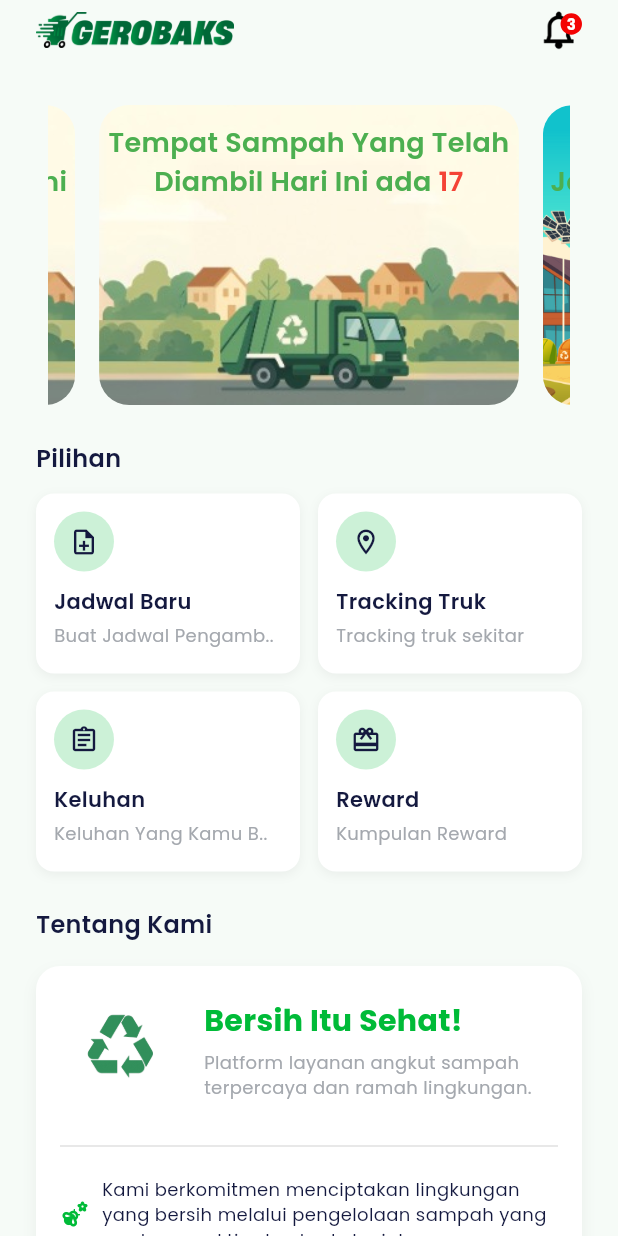
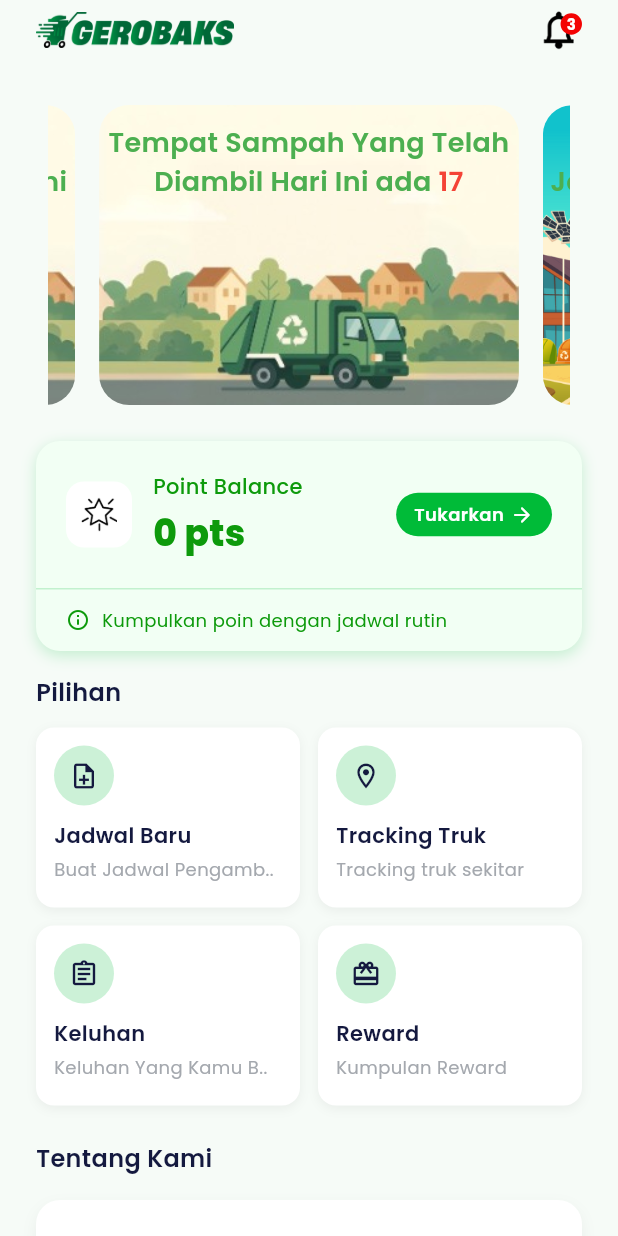
Before and after one commit to aji-aali/Gerobaks, a Flutter app: the HomeContent screen opened directly, on a phone screen of 412 x 824 dp. Run offline on Flutter 3.47's test engine with Material 3 defaults, Android fonts, the phone set to English and light mode, and no system bars; our stand-ins replace bloc, carousel_slider, flutter_bloc, flutter_dotenv, flutter_map, google_fonts and 1 more.

Commit message:
Refactor build.gradle.kts to comment out ndkVersion; add devtools_options.yaml for Dart & Flutter DevTools settings; enhance HomeContent with clickable Advanced Point Balance Card.

```diff
--- /dev/null
+++ b/devtools_options.yaml
@@ -0,0 +1,3 @@
+description: This file stores settings for Dart & Flutter DevTools.
+documentation: https://docs.flutter.dev/tools/devtools/extensions#configure-extension-enablement-states
+extensions:
--- a/lib/ui/pages/home/home_content.dart
+++ b/lib/ui/pages/home/home_content.dart
@@ -144,6 +144,135 @@ class _HomeContentState extends State<HomeContent> {
       child: Column(
         crossAxisAlignment: CrossAxisAlignment.start,
         children: [
+          // Advanced Point Balance Card - Made clickable and interactive
+          InkWell(
+            onTap: () {
+              // Navigate to reward page when card is tapped
+              Navigator.pushNamed(context, '/reward');
+            },
+            child: Container(
+              margin: const EdgeInsets.only(bottom: 16),
+              decoration: BoxDecoration(
+                color: greenui,
+                borderRadius: BorderRadius.circular(16),
+                boxShadow: [
+                  BoxShadow(
+                    color: greenColor.withOpacity(0.2),
+                    blurRadius: 8,
+                    offset: const Offset(0, 3),
+                  ),
+                ],
+              ),
+              child: Column(
+                children: [
+                  // Upper part with points balance
+                  Container(
+                    padding: const EdgeInsets.all(20),
+                    child: Row(
+                      children: [
+                        // Left side with icon and title
+                        Row(
+                          children: [
+                            Container(
+                              padding: const EdgeInsets.all(10),
+                              decoration: BoxDecoration(
+                                color: whiteColor,
+                                borderRadius: BorderRadius.circular(12),
+                              ),
+                              child: Image.asset(
+                                'assets/ic_stars.png',
+                                width: 24,
+                                height: 24,
+                              ),
+                            ),
+                            const SizedBox(width: 14),
+                            Column(
+                              crossAxisAlignment: CrossAxisAlignment.start,
+                              children: [
+                                Text(
+                                  'Point Balance',
+                                  style: greentextstyle2.copyWith(
+                                    fontSize: 14,
+                                    fontWeight: medium,
+                                  ),
+                                ),
+                                const SizedBox(height: 4),
+                                Text(
+                                  '0 pts',
+                                  style: greentextstyle2.copyWith(
+                                    fontSize: 24,
+                                    fontWeight: extraBold,
+                                  ),
+                                ),
+                              ],
+                            ),
+                          ],
+                        ),
+                        const Spacer(),
+                        // Right side with action button
+                        Container(
+                          padding: const EdgeInsets.symmetric(
+                            horizontal: 12,
+                            vertical: 6,
+                          ),
+                          decoration: BoxDecoration(
+                            color: greenColor,
+                            borderRadius: BorderRadius.circular(20),
+                          ),
+                          child: Row(
+                            children: [
+                              Text(
+                                'Tukarkan',
+                                style: whiteTextStyle.copyWith(
+                                  fontSize: 12,
+                                  fontWeight: semiBold,
+                                ),
+                              ),
+                              const SizedBox(width: 4),
+                              Icon(
+                                Icons.arrow_forward_rounded,
+                                color: whiteColor,
+                                size: 16,
+                              ),
+                            ],
+                          ),
+                        ),
+                      ],
+                    ),
+                  ),
+                  // Divider
+                  Divider(
+                    color: greenColor.withOpacity(0.2),
+                    height: 1,
+                  ),
+                  // Bottom part with info text
+                  Container(
+                    padding: const EdgeInsets.symmetric(
+                      horizontal: 20,
+                      vertical: 12,
+                    ),
+                    child: Row(
+                      children: [
+                        Icon(
+                          Icons.info_outline_rounded,
+                          color: greentext,
+                          size: 16,
+                        ),
+                        const SizedBox(width: 8),
+                        Text(
+                          'Kumpulkan poin dengan jadwal rutin',
+                          style: greentextstyle2.copyWith(
+                            fontSize: 12,
+                            fontWeight: regular,
+                          ),
+                        ),
+                      ],
+                    ),
+                  ),
+                ],
+              ),
+            ),
+          ),
           Text(
             'Pilihan',
             style: blackTextStyle.copyWith(fontSize: 16, fontWeight: semiBold),
```
Also changed, not shown: 1 other file.
